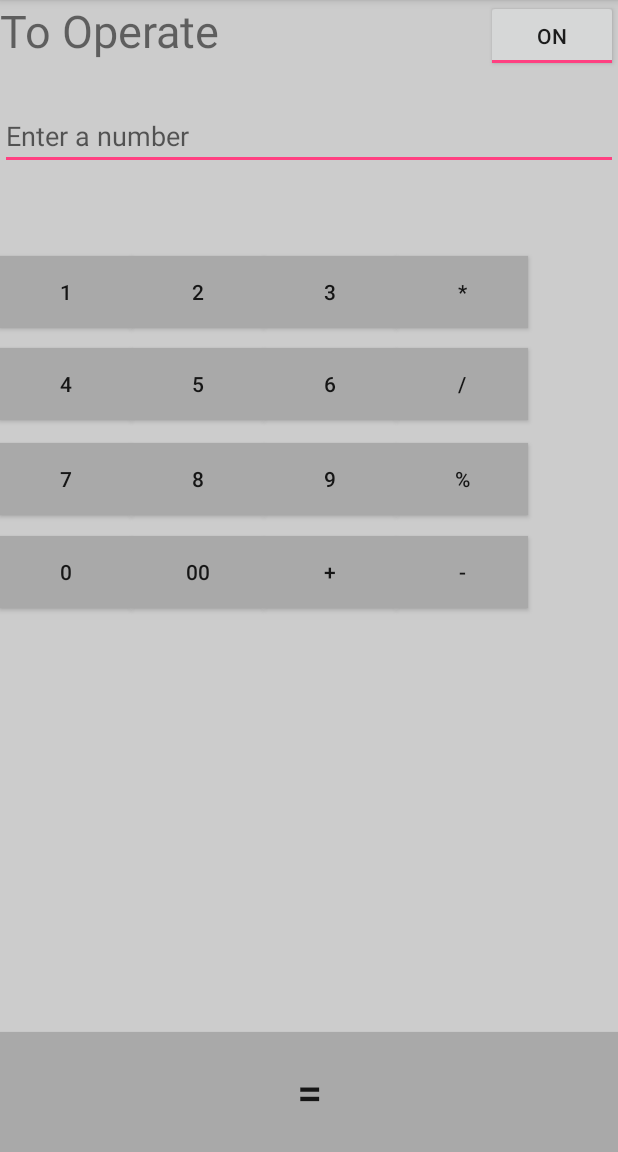
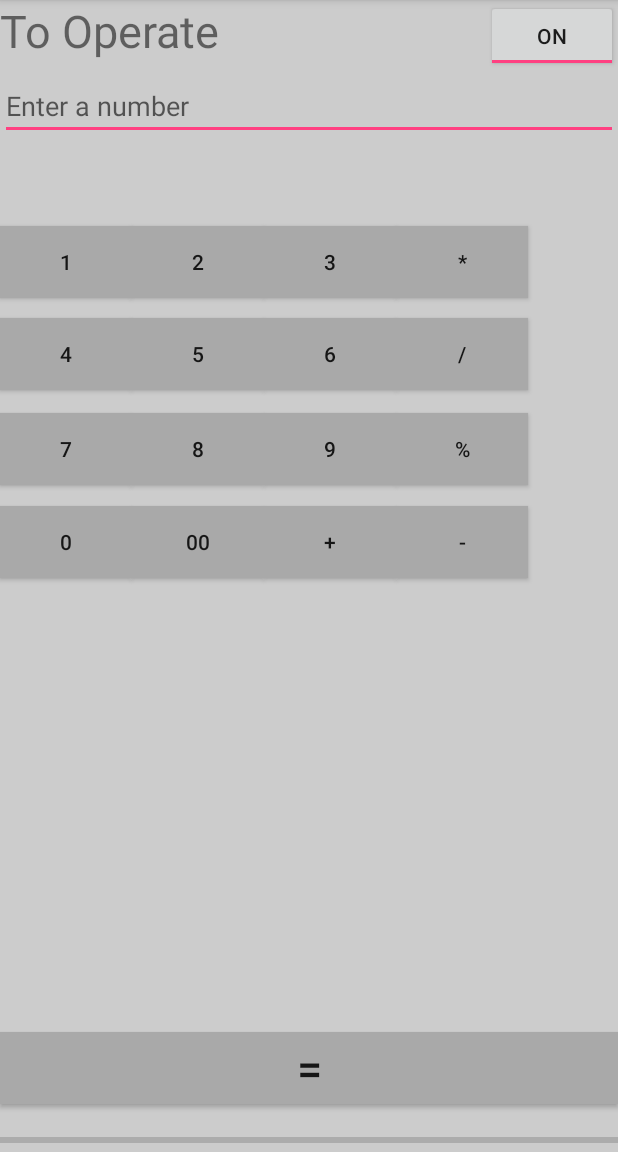
Before and after one commit to RishavG96/Calculator, an Android app: the screen it shows after launch (MainActivity), after a tap on "OFF", on a phone screen of 412 x 824 dp, the part 84-1236 px from its top. Run offline under Robolectric (Android 15) with nearby library versions, the phone set to English and light mode, and no system bars.

Commit message:
Add Progress Bar

```diff
--- a/app/src/main/res/layout/activity_main.xml
+++ b/app/src/main/res/layout/activity_main.xml
@@ -39,7 +39,6 @@
         android:hint="Enter a number"
         android:layout_below="@+id/toggleButton2"
         android:layout_alignParentStart="true"
-        android:layout_marginTop="20dp"
         android:layout_alignParentEnd="true" />
 
     <TextView
@@ -171,12 +170,13 @@
     <Button
         android:id="@+id/button33"
         android:layout_width="wrap_content"
-        android:layout_height="80dp"
+        android:layout_height="wrap_content"
         android:text="="
         android:textSize="30dp"
         android:background="#A9A9A9"
-        android:layout_alignParentBottom="true"
+        android:layout_above="@+id/progressBar"
         android:layout_alignParentStart="true"
+        android:layout_marginBottom="16dp"
         android:layout_alignParentEnd="true" />
 
     <Button
@@ -216,4 +216,13 @@
         android:text="-"
         android:background="#A9A9A9"/>
 
+    <ProgressBar
+        android:id="@+id/progressBar"
+        style="?android:attr/progressBarStyleHorizontal"
+        android:layout_width="wrap_content"
+        android:layout_height="wrap_content"
+        android:layout_alignParentBottom="true"
+        android:layout_alignParentStart="true"
+        android:layout_alignParentEnd="true" />
+
 </RelativeLayout>
```
Also changed, not shown: app/src/main/java/rcpl/com/calculator/MainActivity.java (+38 -3 lines).
